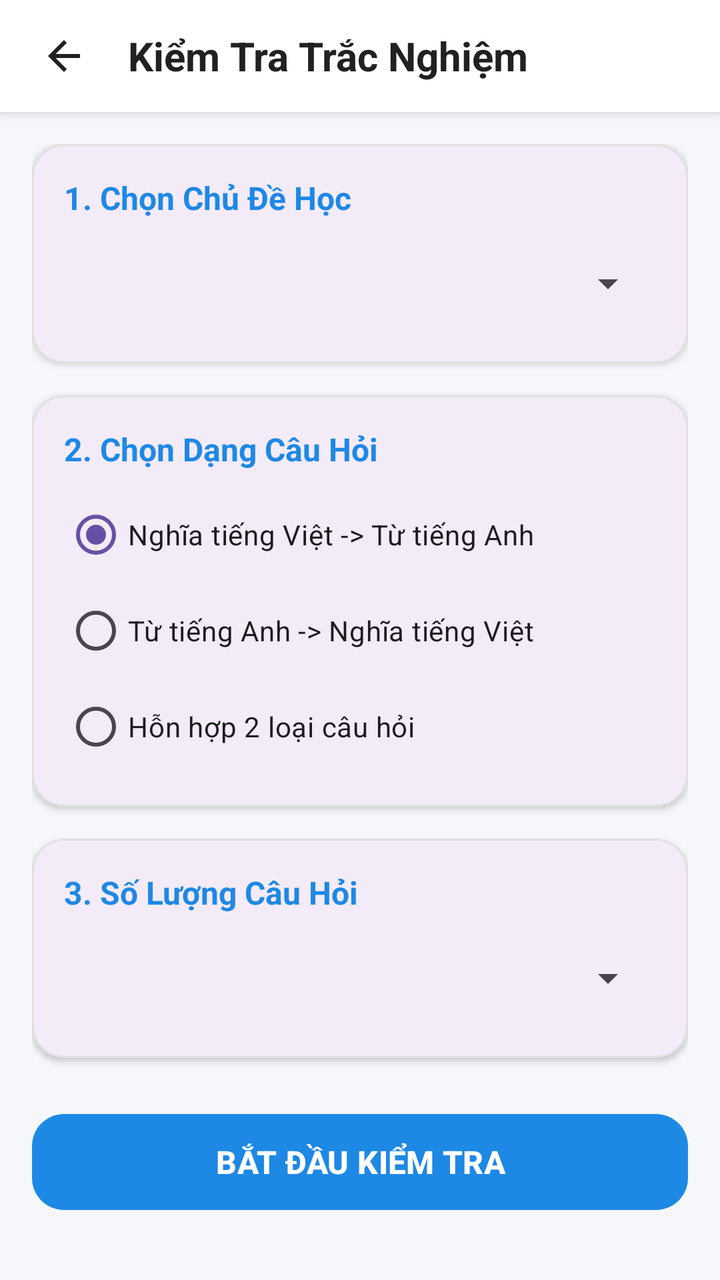
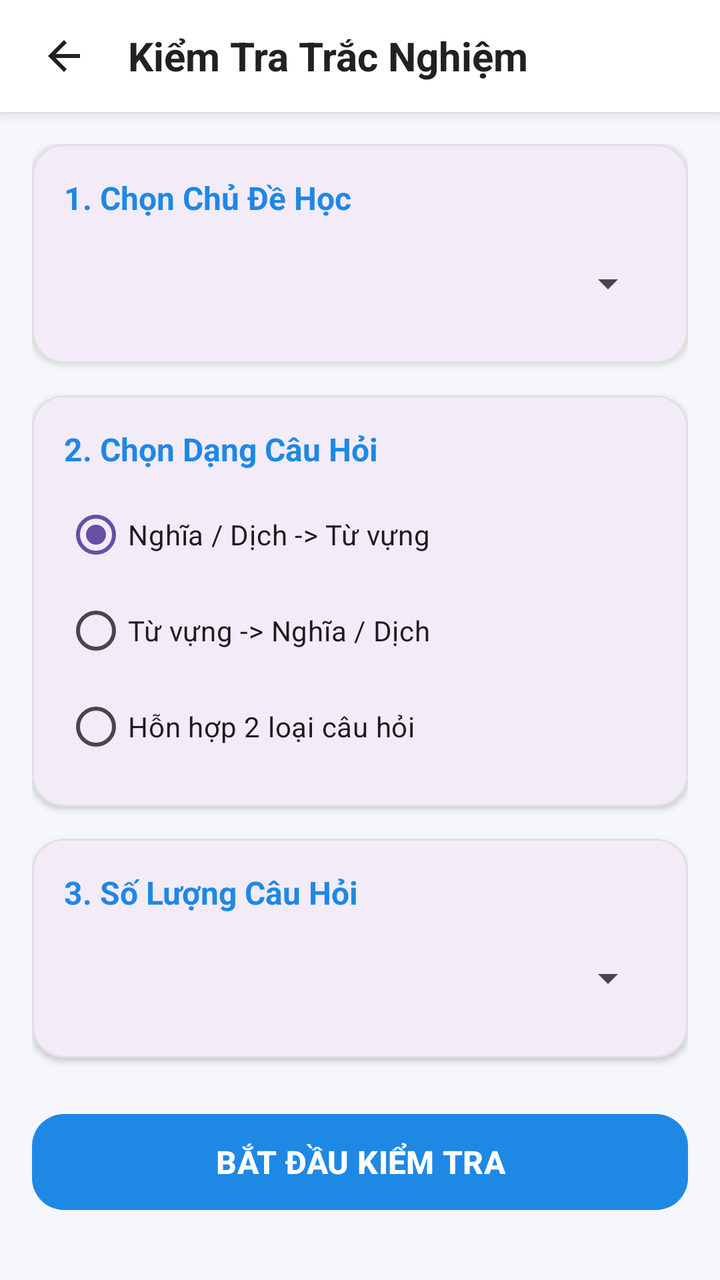

Two renders of the same Android screen: before a commit and after it. Below are the layout's source before the change and the commit's diff.
<!-- AndroidManifest.xml: application theme Theme.ProjectHocTiengAnh -->
<!-- res/layout/activity_main_kiem_tra.xml -->
<?xml version="1.0" encoding="utf-8"?>
<androidx.coordinatorlayout.widget.CoordinatorLayout xmlns:android="http://schemas.android.com/apk/res/android"
    xmlns:app="http://schemas.android.com/apk/res-auto"
    xmlns:tools="http://schemas.android.com/tools"
    android:id="@+id/main"
    android:layout_width="match_parent"
    android:layout_height="match_parent"
    android:background="@color/bg_light"
    tools:context=".Main_KiemTra">

    <LinearLayout
        android:layout_width="match_parent"
        android:layout_height="match_parent"
        android:orientation="vertical">

        
        <LinearLayout
            android:layout_width="match_parent"
            android:layout_height="56dp"
            android:background="@color/card_bg"
            android:elevation="4dp"
            android:gravity="center_vertical"
            android:orientation="horizontal"
            android:paddingHorizontal="8dp">

            <ImageButton
                android:id="@+id/btnBackKiemTra"
                android:layout_width="48dp"
                android:layout_height="48dp"
                android:background="?android:attr/selectableItemBackgroundBorderless"
                android:contentDescription="Quay lại"
                android:src="@drawable/ic_arrow_back" />

            <TextView
                android:layout_width="0dp"
                android:layout_height="wrap_content"
                android:layout_marginStart="8dp"
                android:layout_weight="1"
                android:text="Kiểm Tra Trắc Nghiệm"
                android:textColor="@color/text_primary"
                android:textSize="20sp"
                android:textStyle="bold" />

        </LinearLayout>

        
        <ScrollView
            android:id="@+id/layoutSetupQuiz"
            android:layout_width="match_parent"
            android:layout_height="0dp"
            android:layout_weight="1"
            android:padding="16dp"
            android:visibility="visible">

            <LinearLayout
                android:layout_width="match_parent"
                android:layout_height="wrap_content"
                android:orientation="vertical">

                
                <com.google.android.material.card.MaterialCardView
                    android:layout_width="match_parent"
                    android:layout_height="wrap_content"
                    android:layout_marginBottom="16dp"
                    app:cardCornerRadius="16dp"
                    app:cardElevation="2dp"
                    app:strokeColor="@color/border_color"
                    app:strokeWidth="1dp">

                    <LinearLayout
                        android:layout_width="match_parent"
                        android:layout_height="wrap_content"
                        android:orientation="vertical"
                        android:padding="16dp">

                        <TextView
                            android:layout_width="wrap_content"
                            android:layout_height="wrap_content"
                            android:text="1. Chọn Chủ Đề Học"
                            android:textColor="@color/primary"
                            android:textSize="16sp"
                            android:textStyle="bold" />

                        <Spinner
                            android:id="@+id/spTopicQuiz"
                            android:layout_width="match_parent"
                            android:layout_height="48dp"
                            android:layout_marginTop="8dp"
                            android:spinnerMode="dropdown" />

                    </LinearLayout>

                </com.google.android.material.card.MaterialCardView>

                
                <com.google.android.material.card.MaterialCardView
                    android:layout_width="match_parent"
                    android:layout_height="wrap_content"
                    android:layout_marginBottom="16dp"
                    app:cardCornerRadius="16dp"
                    app:cardElevation="2dp"
                    app:strokeColor="@color/border_color"
                    app:strokeWidth="1dp">

                    <LinearLayout
                        android:layout_width="match_parent"
                        android:layout_height="wrap_content"
                        android:orientation="vertical"
                        android:padding="16dp">

                        <TextView
                            android:layout_width="wrap_content"
                            android:layout_height="wrap_content"
                            android:text="2. Chọn Dạng Câu Hỏi"
                            android:textColor="@color/primary"
                            android:textSize="16sp"
                            android:textStyle="bold" />

                        <RadioGroup
                            android:id="@+id/rgQuizType"
                            android:layout_width="match_parent"
                            android:layout_height="wrap_content"
                            android:layout_marginTop="8dp">

                            <RadioButton
                                android:id="@+id/rbMeaningToWord"
                                android:layout_width="match_parent"
                                android:layout_height="wrap_content"
                                android:checked="true"
                                android:paddingVertical="8dp"
                                android:text="Nghĩa tiếng Việt -> Từ tiếng Anh"
                                android:textSize="14sp" />

                            <RadioButton
                                android:id="@+id/rbWordToMeaning"
                                android:layout_width="match_parent"
                                android:layout_height="wrap_content"
                                android:paddingVertical="8dp"
                                android:text="Từ tiếng Anh -> Nghĩa tiếng Việt"
                                android:textSize="14sp" />

                            <RadioButton
                                android:id="@+id/rbMixedQuiz"
                                android:layout_width="match_parent"
                                android:layout_height="wrap_content"
                                android:paddingVertical="8dp"
                                android:text="Hỗn hợp 2 loại câu hỏi"
                                android:textSize="14sp" />

                        </RadioGroup>

                    </LinearLayout>

                </com.google.android.material.card.MaterialCardView>

                
                <com.google.android.material.card.MaterialCardView
                    android:layout_width="match_parent"
                    android:layout_height="wrap_content"
                    android:layout_marginBottom="24dp"
                    app:cardCornerRadius="16dp"
                    app:cardElevation="2dp"
                    app:strokeColor="@color/border_color"
                    app:strokeWidth="1dp">

                    <LinearLayout
                        android:layout_width="match_parent"
                        android:layout_height="wrap_content"
                        android:orientation="vertical"
                        android:padding="16dp">

                        <TextView
                            android:layout_width="wrap_content"
                            android:layout_height="wrap_content"
                            android:text="3. Số Lượng Câu Hỏi"
                            android:textColor="@color/primary"
                            android:textSize="16sp"
                            android:textStyle="bold" />

                        <Spinner
                            android:id="@+id/spQuestionCountQuiz"
                            android:layout_width="match_parent"
                            android:layout_height="48dp"
                            android:layout_marginTop="8dp"
                            android:spinnerMode="dropdown" />

                    </LinearLayout>

                </com.google.android.material.card.MaterialCardView>

                
                <com.google.android.material.button.MaterialButton
                    android:id="@+id/btnStartQuiz"
                    android:layout_width="match_parent"
                    android:layout_height="56dp"
                    android:text="BẮT ĐẦU KIỂM TRA"
                    android:textSize="16sp"
                    android:textStyle="bold"
                    app:backgroundTint="@color/primary"
                    app:cornerRadius="16dp" />

            </LinearLayout>

        </ScrollView>

        
        <LinearLayout
            android:id="@+id/layoutPlayQuiz"
            android:layout_width="match_parent"
            android:layout_height="0dp"
            android:layout_weight="1"
            android:orientation="vertical"
            android:padding="16dp"
            android:visibility="gone">

            
            <LinearLayout
                android:layout_width="match_parent"
                android:layout_height="wrap_content"
                android:gravity="center_vertical"
                android:orientation="horizontal">

                <TextView
                    android:id="@+id/tvQuizProgress"
                    android:layout_width="0dp"
                    android:layout_height="wrap_content"
                    android:layout_weight="1"
                    android:text="Câu 1 / 10"
                    android:textColor="@color/text_primary"
                    android:textSize="15sp"
                    android:textStyle="bold" />

                <TextView
                    android:id="@+id/tvQuizScore"
                    android:layout_width="wrap_content"
                    android:layout_height="wrap_content"
                    android:text="Đúng: 0"
                    android:textColor="@color/learned_green"
                    android:textSize="15sp"
                    android:textStyle="bold" />

            </LinearLayout>

            <ProgressBar
                android:id="@+id/pbQuizProgress"
                style="?android:attr/progressBarStyleHorizontal"
                android:layout_width="match_parent"
                android:layout_height="8dp"
                android:layout_marginTop="8dp"
                android:max="10"
                android:progress="1"
                android:progressTint="@color/primary"
                android:progressBackgroundTint="@color/border_color" />

            
            <com.google.android.material.card.MaterialCardView
                android:id="@+id/cardQuestion"
                android:layout_width="match_parent"
                android:layout_height="0dp"
                android:layout_marginTop="16dp"
                android:layout_marginBottom="16dp"
                android:layout_weight="1"
                app:cardCornerRadius="20dp"
                app:cardElevation="4dp"
                app:strokeColor="@color/border_color"
                app:strokeWidth="1dp">

                <LinearLayout
                    android:layout_width="match_parent"
                    android:layout_height="match_parent"
                    android:gravity="center"
                    android:orientation="vertical"
                    android:padding="20dp">

                    <TextView
                        android:id="@+id/tvQuestionTypeBadge"
                        android:layout_width="wrap_content"
                        android:layout_height="wrap_content"
                        android:background="@drawable/bg_pill_unselected"
                        android:paddingHorizontal="12dp"
                        android:paddingVertical="4dp"
                        android:text="NGHĨA ➔ TỪ TIẾNG ANH"
                        android:textColor="@color/primary"
                        android:textSize="11sp"
                        android:textStyle="bold" />

                    <TextView
                        android:id="@+id/tvQuestionPrompt"
                        android:layout_width="wrap_content"
                        android:layout_height="wrap_content"
                        android:layout_marginTop="16dp"
                        android:gravity="center"
                        android:text="Từ tiếng Anh nào có nghĩa là:"
                        android:textColor="@color/text_secondary"
                        android:textSize="14sp" />

                    <TextView
                        android:id="@+id/tvQuestionText"
                        android:layout_width="wrap_content"
                        android:layout_height="wrap_content"
                        android:layout_marginTop="12dp"
                        android:gravity="center"
                        android:text="sân bay"
                        android:textColor="@color/text_primary"
                        android:textSize="28sp"
                        android:textStyle="bold" />

                    <TextView
                        android:id="@+id/tvQuestionSub"
                        android:layout_width="wrap_content"
                        android:layout_height="wrap_content"
                        android:layout_marginTop="6dp"
                        android:gravity="center"
                        android:text="/ˈeə.pɔːt/"
                        android:textColor="@color/primary"
                        android:textSize="16sp"
                        android:visibility="gone" />

                </LinearLayout>

            </com.google.android.material.card.MaterialCardView>

            
            <LinearLayout
                android:layout_width="match_parent"
                android:layout_height="wrap_content"
                android:orientation="vertical">

                <com.google.android.material.button.MaterialButton
                    android:id="@+id/btnOption1"
                    style="@style/Widget.MaterialComponents.Button.OutlinedButton"
                    android:layout_width="match_parent"
                    android:layout_height="56dp"
                    android:layout_marginBottom="8dp"
                    android:gravity="center_vertical|start"
                    android:paddingHorizontal="16dp"
                    android:text="A. airport"
                    android:textColor="@color/text_primary"
                    android:textSize="15sp"
                    app:cornerRadius="14dp"
                    app:strokeColor="@color/border_color"
                    app:strokeWidth="1dp" />

                <com.google.android.material.button.MaterialButton
                    android:id="@+id/btnOption2"
                    style="@style/Widget.MaterialComponents.Button.OutlinedButton"
                    android:layout_width="match_parent"
                    android:layout_height="56dp"
                    android:layout_marginBottom="8dp"
                    android:gravity="center_vertical|start"
                    android:paddingHorizontal="16dp"
                    android:text="B. ticket"
                    android:textColor="@color/text_primary"
                    android:textSize="15sp"
                    app:cornerRadius="14dp"
                    app:strokeColor="@color/border_color"
                    app:strokeWidth="1dp" />

                <com.google.android.material.button.MaterialButton
                    android:id="@+id/btnOption3"
                    style="@style/Widget.MaterialComponents.Button.OutlinedButton"
                    android:layout_width="match_parent"
                    android:layout_height="56dp"
                    android:layout_marginBottom="8dp"
                    android:gravity="center_vertical|start"
                    android:paddingHorizontal="16dp"
                    android:text="C. luggage"
                    android:textColor="@color/text_primary"
                    android:textSize="15sp"
                    app:cornerRadius="14dp"
                    app:strokeColor="@color/border_color"
                    app:strokeWidth="1dp" />

                <com.google.android.material.button.MaterialButton
                    android:id="@+id/btnOption4"
                    style="@style/Widget.MaterialComponents.Button.OutlinedButton"
                    android:layout_width="match_parent"
                    android:layout_height="56dp"
                    android:layout_marginBottom="8dp"
                    android:gravity="center_vertical|start"
                    android:paddingHorizontal="16dp"
                    android:text="D. passport"
                    android:textColor="@color/text_primary"
                    android:textSize="15sp"
                    app:cornerRadius="14dp"
                    app:strokeColor="@color/border_color"
                    app:strokeWidth="1dp" />

            </LinearLayout>

        </LinearLayout>

        
        <LinearLayout
            android:id="@+id/layoutResultQuiz"
            android:layout_width="match_parent"
            android:layout_height="0dp"
            android:layout_weight="1"
            android:gravity="center"
            android:orientation="vertical"
            android:padding="20dp"
            android:visibility="gone">

            <com.google.android.material.card.MaterialCardView
                android:layout_width="match_parent"
                android:layout_height="wrap_content"
                app:cardCornerRadius="24dp"
                app:cardElevation="6dp"
                app:strokeColor="@color/border_color"
                app:strokeWidth="1dp">

                <LinearLayout
                    android:layout_width="match_parent"
                    android:layout_height="wrap_content"
                    android:gravity="center"
                    android:orientation="vertical"
                    android:padding="28dp">

                    <TextView
                        android:layout_width="wrap_content"
                        android:layout_height="wrap_content"
                        android:text="KẾT QUẢ KIỂM TRA"
                        android:textColor="@color/primary"
                        android:textSize="20sp"
                        android:textStyle="bold" />

                    <TextView
                        android:id="@+id/tvResultScore"
                        android:layout_width="wrap_content"
                        android:layout_height="wrap_content"
                        android:layout_marginTop="20dp"
                        android:text="8 / 10"
                        android:textColor="@color/learned_green"
                        android:textSize="44sp"
                        android:textStyle="bold" />

                    <TextView
                        android:id="@+id/tvResultPercentage"
                        android:layout_width="wrap_content"
                        android:layout_height="wrap_content"
                        android:layout_marginTop="4dp"
                        android:text="Đạt 80%"
                        android:textColor="@color/text_secondary"
                        android:textSize="16sp" />

                    <TextView
                        android:id="@+id/tvResultMessage"
                        android:layout_width="wrap_content"
                        android:layout_height="wrap_content"
                        android:layout_marginTop="16dp"
                        android:gravity="center"
                        android:text="Xuất sắc! Bạn ghi nhớ từ vựng rất tốt!"
                        android:textColor="@color/text_primary"
                        android:textSize="16sp"
                        android:textStyle="italic" />

                    <com.google.android.material.button.MaterialButton
                        android:id="@+id/btnRetryQuiz"
                        android:layout_width="match_parent"
                        android:layout_height="52dp"
                        android:layout_marginTop="28dp"
                        android:text="LÀM LẠI BÀI KIỂM TRA"
                        android:textSize="14sp"
                        android:textStyle="bold"
                        app:backgroundTint="@color/primary"
                        app:cornerRadius="12dp" />

                    <com.google.android.material.button.MaterialButton
                        android:id="@+id/btnNewSetupQuiz"
                        style="@style/Widget.MaterialComponents.Button.OutlinedButton"
                        android:layout_width="match_parent"
                        android:layout_height="52dp"
                        android:layout_marginTop="12dp"
                        android:text="ĐỔI CHỦ ĐỀ KHÁC"
                        android:textSize="14sp"
                        app:cornerRadius="12dp"
                        app:strokeColor="@color/primary" />

                </LinearLayout>

            </com.google.android.material.card.MaterialCardView>

        </LinearLayout>

    </LinearLayout>

</androidx.coordinatorlayout.widget.CoordinatorLayout>
<!-- resources referenced by this layout -->
<resources>
  <color name="bg_light">#F5F7FA</color>
  <color name="border_color">#E0E0E0</color>
  <color name="card_bg">#FFFFFF</color>
  <color name="learned_green">#2E7D32</color>
  <color name="primary">#1E88E5</color>
  <color name="text_primary">#212121</color>
  <color name="text_secondary">#757575</color>
  <!-- drawable bg_pill_unselected (drawable) -->
  <?xml version="1.0" encoding="utf-8"?>
  <shape xmlns:android="http://schemas.android.com/apk/res/android"
      android:shape="rectangle">
      <solid android:color="@color/pill_unselected_bg" />
      <corners android:radius="20dp" />
      <stroke
          android:width="1dp"
          android:color="#E0E0E0" />
  </shape>
  <!-- drawable ic_arrow_back (drawable) -->
  <vector xmlns:android="http://schemas.android.com/apk/res/android"
      android:width="24dp"
      android:height="24dp"
      android:viewportWidth="24"
      android:viewportHeight="24">
    <path
        android:fillColor="#FF212121"
        android:pathData="M20,11H7.83l5.59,-5.59L12,4l-8,8 8,8 1.41,-1.41L7.83,13H20v-2z"/>
  </vector>
  <style name="Theme.ProjectHocTiengAnh" parent="Base.Theme.ProjectHocTiengAnh" />
  <color name="pill_unselected_bg">#F0F2F5</color>
  <style name="Base.Theme.ProjectHocTiengAnh" parent="Theme.Material3.DayNight.NoActionBar">
          
          
      </style>
</resources>

<!-- the commit's change to res/layout/activity_main_kiem_tra.xml (unified diff, before → after) -->
@@ -128,7 +128,7 @@
                                 android:layout_height="wrap_content"
                                 android:checked="true"
                                 android:paddingVertical="8dp"
-                                android:text="Nghĩa tiếng Việt -> Từ tiếng Anh"
+                                android:text="Nghĩa / Dịch -> Từ vựng"
                                 android:textSize="14sp" />
 
                             <RadioButton
@@ -136,7 +136,7 @@
                                 android:layout_width="match_parent"
                                 android:layout_height="wrap_content"
                                 android:paddingVertical="8dp"
-                                android:text="Từ tiếng Anh -> Nghĩa tiếng Việt"
+                                android:text="Từ vựng -> Nghĩa / Dịch"
                                 android:textSize="14sp" />
 
                             <RadioButton
